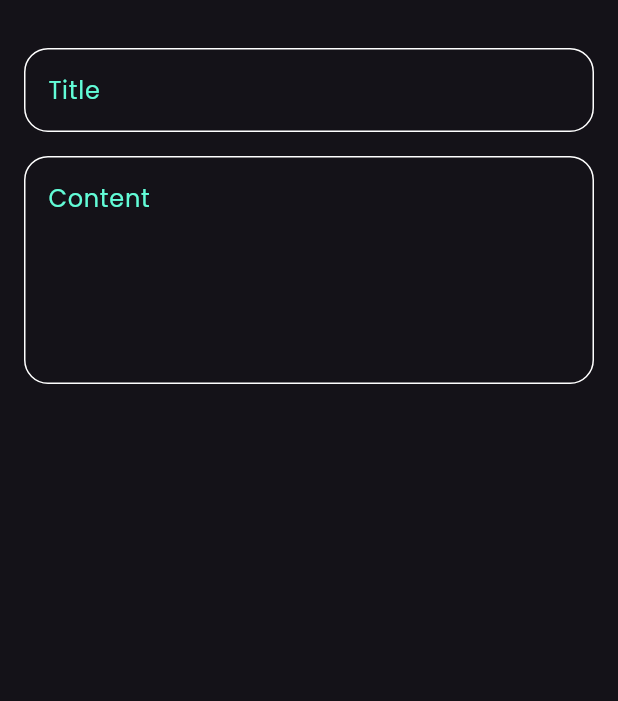
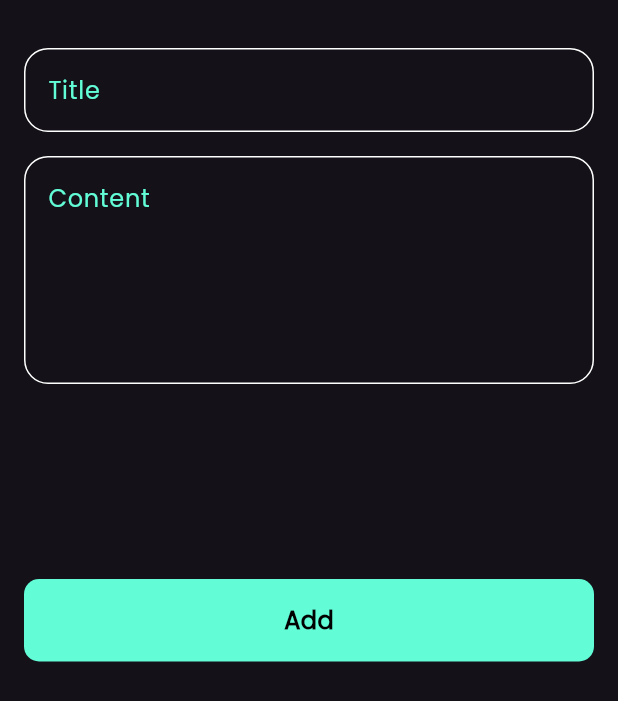
Before and after one commit to aya446/notes_app, a Flutter app: the AddNoteBottomSheet widget shown alone on an empty page, opened directly, on a phone screen of 412 x 824 dp. Shown: the top 701 px of the screen. Run offline on Flutter 3.47's test engine with Material 3 defaults, Android fonts, the phone set to English and light mode, and no system bars; our stand-ins replace font_awesome_flutter.

Commit message:
finish notes botton sheet

```diff
--- a/lib/constants.dart
+++ b/lib/constants.dart
@@ -1,4 +1,4 @@
 import 'package:flutter/material.dart';
 
 
-const KPrimaryColor = Color(0xff62FCD7);
+const kPrimaryColor = Color(0xff62FCD7);
--- a/lib/widgets/add_note_bottom_sheet.dart
+++ b/lib/widgets/add_note_bottom_sheet.dart
@@ -1,5 +1,6 @@
 import 'package:flutter/material.dart';
 import 'package:notes_app/widgets/costum_text_field.dart';
+import 'package:notes_app/widgets/custom_botton.dart';
 
 class AddNoteBottomSheet extends StatelessWidget {
   const AddNoteBottomSheet({super.key});
@@ -8,6 +9,9 @@ class AddNoteBottomSheet extends StatelessWidget {
   Widget build(BuildContext context) {
     return const Padding(
       padding: EdgeInsets.symmetric(horizontal: 16.0),
+      child: SizedBox(
+        height: 480,
+        child: SingleChildScrollView(
           child: Column(
             children: [
               SizedBox(
@@ -22,8 +26,14 @@ class AddNoteBottomSheet extends StatelessWidget {
               CostumTextField(
                 hint: "Content",
                 maxLinse: 5,
-          )
+              ),
+              SizedBox(
+                height: 130,
+              ),
+              CustomBotton(),
             ],
+          ),
+        ),
       ),
     );
   }
--- a/lib/widgets/costum_text_field.dart
+++ b/lib/widgets/costum_text_field.dart
@@ -11,13 +11,13 @@ class CostumTextField extends StatelessWidget {
   Widget build(BuildContext context) {
     return TextField(
       maxLines: maxLinse ,
-      cursorColor: KPrimaryColor,
+      cursorColor: kPrimaryColor,
       decoration: InputDecoration(
         hintText:  hint ,
-        hintStyle: TextStyle(color: KPrimaryColor),
+        hintStyle: TextStyle(color: kPrimaryColor),
         border: BuildBorder(),
         enabledBorder: BuildBorder(),
-        focusedBorder: BuildBorder(KPrimaryColor),
+        focusedBorder: BuildBorder(kPrimaryColor),
       ),
     );
   }
--- /dev/null
+++ b/lib/widgets/custom_botton.dart
@@ -0,0 +1,26 @@
+import 'package:flutter/material.dart';
+import 'package:notes_app/constants.dart';
+
+
+class CustomBotton extends StatelessWidget {
+  const CustomBotton({super.key});
+
+  @override
+  Widget build(BuildContext context) {
+    return Container(
+      width: MediaQuery.of(context).size.width,
+      height: 55,
+      decoration: BoxDecoration(
+        color: kPrimaryColor,
+        borderRadius: BorderRadius.circular(10),
+      ),
+      child: const Center(
+        child: Text(
+          'Add',
+          style: TextStyle(
+              color: Colors.black, fontWeight: FontWeight.bold, fontSize: 16),
+        ),
+      ),
+    );
+  }
+}
```
Lines whose indentation alone changed are shown as unchanged.
